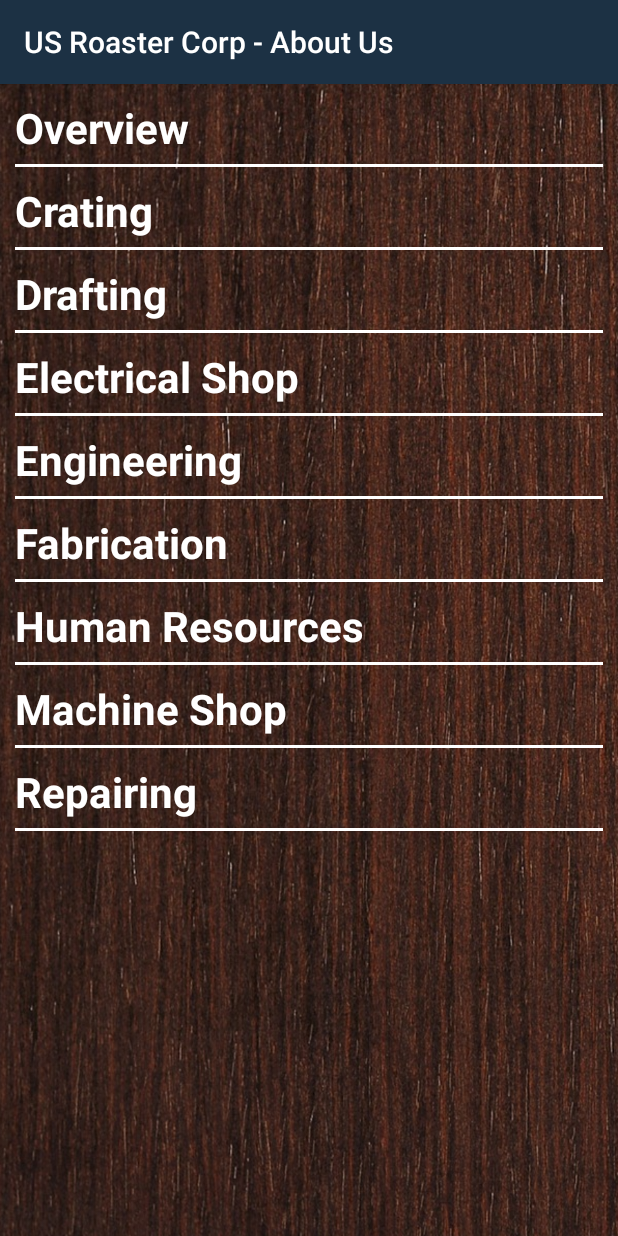
After one commit to barbosaMatheus/USRoasterCorp_Mobile_App, an Android app: the AboutActivity screen opened directly, with no data from a screen before it, on a phone screen of 412 x 824 dp. The commit adds this screen. Run offline under Robolectric (Android 15) with nearby library versions, the phone set to English and light mode, and no system bars.

Commit message:
Added the "About Us" section

```diff
--- a/app/src/main/AndroidManifest.xml
+++ b/app/src/main/AndroidManifest.xml
@@ -16,7 +16,8 @@
                 <category android:name="android.intent.category.LAUNCHER" />
             </intent-filter>
         </activity>
-        <activity android:name=".NewsActivity"></activity>
+        <activity android:name=".NewsActivity" />
+        <activity android:name=".AboutActivity"></activity>
     </application>
 
 </manifest>
--- /dev/null
+++ b/app/src/main/java/usroaster/matheusbarbosa/usroastercorp/AboutActivity.java
@@ -0,0 +1,34 @@
+package usroaster.matheusbarbosa.usroastercorp;
+
+import android.support.v7.app.AppCompatActivity;
+import android.os.Bundle;
+import android.widget.ArrayAdapter;
+import android.widget.ListView;
+
+import java.util.ArrayList;
+
+public class AboutActivity extends AppCompatActivity {
+
+    @Override
+    protected void onCreate(Bundle savedInstanceState) {
+        super.onCreate(savedInstanceState);
+        setContentView(R.layout.activity_about);
+        getSupportActionBar( ).setTitle( "US Roaster Corp - About Us" );
+        fill_list( );
+    }
+
+    public void fill_list( ) {
+        ArrayList<String> array = new ArrayList<>( );
+        array.add( "Overview" );
+        array.add( "Crating" );
+        array.add( "Drafting" );
+        array.add( "Electrical Shop" );
+        array.add( "Engineering" );
+        array.add( "Fabrication" );
+        array.add( "Human Resources" );
+        array.add( "Machine Shop" );
+        array.add( "Repairing" );
+        ArrayAdapter<String> adapter = new ArrayAdapter<String>( this, R.layout.small_list_row, R.id.title, array );
+        ( ( ListView ) findViewById( R.id.about_list ) ).setAdapter( adapter );
+    }
+}
--- a/app/src/main/java/usroaster/matheusbarbosa/usroastercorp/MainActivity.java
+++ b/app/src/main/java/usroaster/matheusbarbosa/usroastercorp/MainActivity.java
@@ -20,10 +20,14 @@
             Intent intent = new Intent( this, NewsActivity.class );
             startActivity( intent );
         }
-        else if( sender.getId( ) == R.id.shop_button ) {
+        else if( sender.getId( ) == R.id.shop_button || sender.getId( ) == R.id.shop_img ) {
             Uri uri = Uri.parse( "http://www.usroastercorp.com" );
             Intent intent = new Intent( Intent.ACTION_VIEW, uri );
             startActivity( intent );
         }
+        else if( sender.getId( ) == R.id.about_button || sender.getId( ) == R.id.about_img ) {
+            Intent intent = new Intent( this, AboutActivity.class );
+            startActivity( intent );
+        }
     }
 }
--- /dev/null
+++ b/app/src/main/res/layout/activity_about.xml
@@ -0,0 +1,19 @@
+<?xml version="1.0" encoding="utf-8"?>
+<android.support.constraint.ConstraintLayout xmlns:android="http://schemas.android.com/apk/res/android"
+    xmlns:app="http://schemas.android.com/apk/res-auto"
+    xmlns:tools="http://schemas.android.com/tools"
+    android:layout_width="match_parent"
+    android:layout_height="match_parent"
+    tools:context="usroaster.matheusbarbosa.usroastercorp.AboutActivity"
+    android:background="@color/colorPrimaryDark">
+
+    <ListView
+        android:layout_width="match_parent"
+        android:layout_height="match_parent"
+        android:id="@+id/about_list"
+        android:background="@drawable/wood"
+        tools:layout_editor_absoluteX="8dp"
+        tools:layout_editor_absoluteY="8dp"
+        android:divider="@drawable/custom_divider"
+        android:dividerHeight="2dp"/>
+</android.support.constraint.ConstraintLayout>
--- a/app/src/main/res/layout/activity_main.xml
+++ b/app/src/main/res/layout/activity_main.xml
@@ -59,16 +59,17 @@
                 android:layout_marginTop="30dp"/>
 
             <ImageView
+                android:id="@+id/shop_img"
                 android:layout_width="wrap_content"
                 android:layout_height="wrap_content"
-                android:id="@+id/shop_img"
-                android:layout_below="@id/news_button"
                 android:layout_alignParentEnd="true"
                 android:layout_alignParentRight="true"
+                android:layout_below="@id/news_button"
+                android:layout_marginEnd="20dp"
+                android:layout_marginRight="20dp"
+                android:layout_marginTop="150dp"
                 android:background="@drawable/rev_round"
-                android:layout_marginTop="150dp"
-                android:layout_marginEnd="20dp"
-                android:layout_marginRight="20dp"/>
+                android:onClick="onClick" />
 
             <Button
                 android:id="@+id/shop_button"
@@ -96,27 +97,29 @@
                 android:layout_marginStart="20dp"/>
 
             <ImageView
+                android:id="@+id/about_img"
                 android:layout_width="wrap_content"
                 android:layout_height="wrap_content"
-                android:id="@+id/about_img"
-                android:layout_below="@id/shop_button"
                 android:layout_alignParentLeft="true"
                 android:layout_alignParentStart="true"
-                android:background="@drawable/coffee_cup"
+                android:layout_below="@id/shop_button"
                 android:layout_marginLeft="20dp"
                 android:layout_marginStart="20dp"
-                android:layout_marginTop="150dp"/>
+                android:layout_marginTop="150dp"
+                android:background="@drawable/coffee_cup"
+                android:onClick="onClick" />
 
             <Button
                 android:id="@+id/about_button"
                 android:layout_width="wrap_content"
                 android:layout_height="wrap_content"
-                android:background="@drawable/button_about"
+                android:layout_alignParentEnd="true"
                 android:layout_alignParentRight="true"
-                android:layout_alignParentEnd="true"
                 android:layout_alignTop="@id/about_img"
                 android:layout_marginEnd="20dp"
-                android:layout_marginRight="20dp"/>
+                android:layout_marginRight="20dp"
+                android:background="@drawable/button_about"
+                android:onClick="onClick" />
 
             <TextView
                 android:layout_width="150dp"
--- /dev/null
+++ b/app/src/main/res/layout/small_list_row.xml
@@ -0,0 +1,20 @@
+<?xml version="1.0" encoding="utf-8"?>
+<LinearLayout xmlns:android="http://schemas.android.com/apk/res/android"
+    android:layout_width="match_parent"
+    android:layout_height="match_parent">
+
+    <TextView
+        android:layout_width="wrap_content"
+        android:layout_height="wrap_content"
+        android:id="@+id/title"
+        android:layout_marginLeft="10dp"
+        android:layout_marginStart="10dp"
+        android:layout_marginRight="10dp"
+        android:layout_marginEnd="10dp"
+        android:layout_marginBottom="5dp"
+        android:layout_marginTop="10dp"
+        android:textSize="28sp"
+        android:textColor="@android:color/white"
+        android:textStyle="bold"/>
+
+</LinearLayout>
```
Also changed, not shown: app/src/main/res/drawable/wood.png (added).
